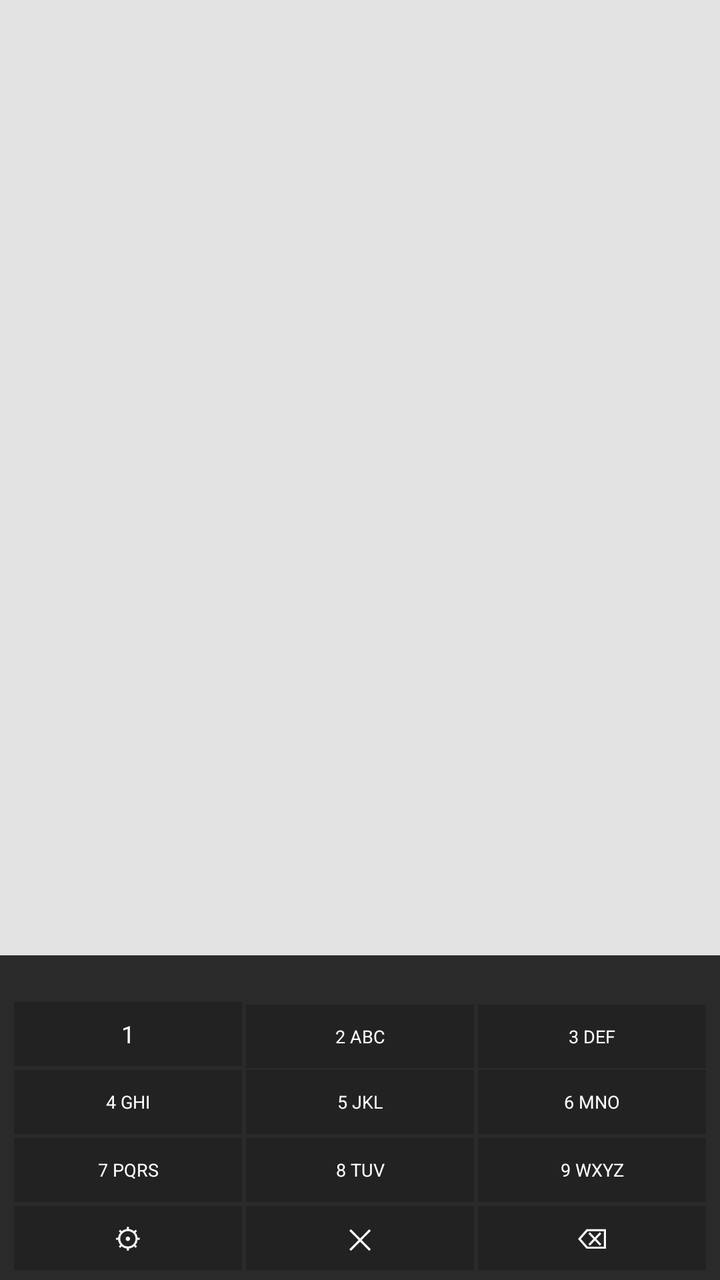
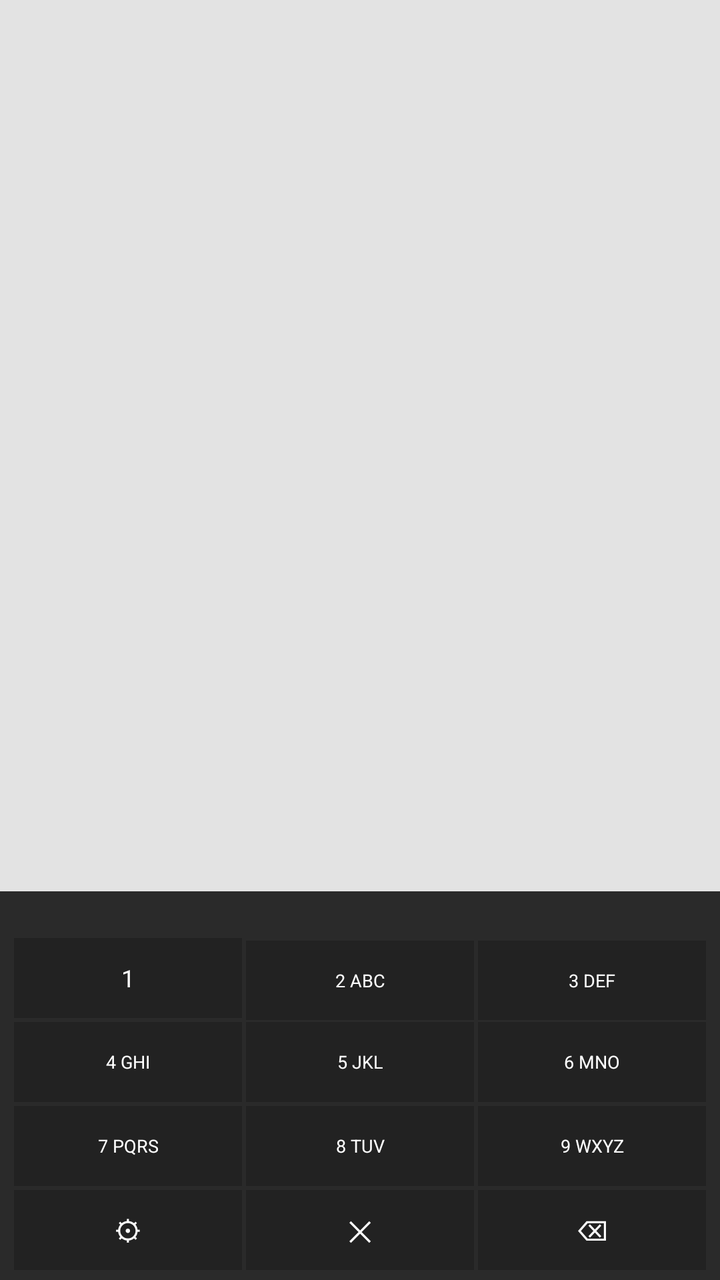

Screens rendered from an Android XML layout before and after an edit, with the pre-edit source and the edit as a unified diff.
<!-- AndroidManifest.xml: application theme android:Theme.Material.Light.NoActionBar -->
<!-- res/layout/widget_t9_4col.xml -->
<?xml version="1.0" encoding="utf-8"?>
<LinearLayout xmlns:android="http://schemas.android.com/apk/res/android"
    android:id="@+id/widget_root"
    android:layout_width="match_parent"
    android:layout_height="match_parent"
    android:orientation="vertical"
    android:background="#18000000">

    <LinearLayout
        android:layout_width="match_parent"
        android:layout_height="0dp"
        android:layout_weight="1"
        android:orientation="horizontal"
        android:gravity="center"
        android:paddingHorizontal="2dp"
        android:paddingVertical="4dp">

        <LinearLayout android:id="@+id/app_slot_0"
            android:layout_width="0dp" android:layout_height="match_parent"
            android:layout_weight="1" android:orientation="vertical"
            android:gravity="center" android:padding="2dp">
            <ImageView android:id="@+id/app_icon_0" android:layout_width="40dp" android:layout_height="40dp" android:scaleType="centerCrop" android:visibility="gone" />
            <TextView android:id="@+id/app_label_0" android:layout_width="wrap_content" android:layout_height="wrap_content" android:textColor="#FFF" android:textSize="9sp" android:maxLines="1" android:visibility="gone" />
        </LinearLayout>

        <LinearLayout android:id="@+id/app_slot_1"
            android:layout_width="0dp" android:layout_height="match_parent"
            android:layout_weight="1" android:orientation="vertical"
            android:gravity="center" android:padding="2dp">
            <ImageView android:id="@+id/app_icon_1" android:layout_width="40dp" android:layout_height="40dp" android:scaleType="centerCrop" android:visibility="gone" />
            <TextView android:id="@+id/app_label_1" android:layout_width="wrap_content" android:layout_height="wrap_content" android:textColor="#FFF" android:textSize="9sp" android:maxLines="1" android:visibility="gone" />
        </LinearLayout>

        <LinearLayout android:id="@+id/app_slot_2"
            android:layout_width="0dp" android:layout_height="match_parent"
            android:layout_weight="1" android:orientation="vertical"
            android:gravity="center" android:padding="2dp">
            <ImageView android:id="@+id/app_icon_2" android:layout_width="40dp" android:layout_height="40dp" android:scaleType="centerCrop" android:visibility="gone" />
            <TextView android:id="@+id/app_label_2" android:layout_width="wrap_content" android:layout_height="wrap_content" android:textColor="#FFF" android:textSize="9sp" android:maxLines="1" android:visibility="gone" />
        </LinearLayout>

        <LinearLayout android:id="@+id/app_slot_3"
            android:layout_width="0dp" android:layout_height="match_parent"
            android:layout_weight="1" android:orientation="vertical"
            android:gravity="center" android:padding="2dp">
            <ImageView android:id="@+id/app_icon_3" android:layout_width="40dp" android:layout_height="40dp" android:scaleType="centerCrop" android:visibility="gone" />
            <TextView android:id="@+id/app_label_3" android:layout_width="wrap_content" android:layout_height="wrap_content" android:textColor="#FFF" android:textSize="9sp" android:maxLines="1" android:visibility="gone" />
        </LinearLayout>

    </LinearLayout>

    <LinearLayout
        android:layout_width="match_parent"
        android:layout_height="wrap_content"
        android:orientation="vertical"
        android:background="#2A2A2A"
        android:paddingHorizontal="6dp"
        android:paddingVertical="4dp">

        <TextView android:id="@+id/widget_input_display" android:layout_width="match_parent" android:layout_height="wrap_content" android:text=" " android:textColor="#999" android:textSize="12sp" android:gravity="end" android:singleLine="true" android:layout_marginBottom="2dp" />
        <TextView android:id="@+id/widget_no_match" android:layout_width="match_parent" android:layout_height="wrap_content" android:text="" android:textColor="#666" android:textSize="11sp" android:gravity="center" android:singleLine="true" android:visibility="gone" android:layout_marginBottom="2dp" />

        <LinearLayout android:layout_width="match_parent" android:layout_height="wrap_content" android:orientation="vertical">
            <LinearLayout android:layout_width="match_parent" android:layout_height="wrap_content" android:orientation="horizontal">
                <TextView android:id="@+id/btn_1" android:layout_width="0dp" android:layout_height="32dp" android:layout_weight="1" android:layout_margin="1dp" android:text="1" android:textColor="#FFF" android:textSize="12sp" android:gravity="center" android:background="#222222" />
                <TextView android:id="@+id/btn_2" android:layout_width="0dp" android:layout_height="32dp" android:layout_weight="1" android:layout_margin="1dp" android:text="2 ABC" android:textColor="#FFF" android:textSize="9sp" android:gravity="center" android:background="#222222" />
                <TextView android:id="@+id/btn_3" android:layout_width="0dp" android:layout_height="32dp" android:layout_weight="1" android:layout_margin="1dp" android:text="3 DEF" android:textColor="#FFF" android:textSize="9sp" android:gravity="center" android:background="#222222" />
            </LinearLayout>
            <LinearLayout android:layout_width="match_parent" android:layout_height="wrap_content" android:orientation="horizontal">
                <TextView android:id="@+id/btn_4" android:layout_width="0dp" android:layout_height="32dp" android:layout_weight="1" android:layout_margin="1dp" android:text="4 GHI" android:textColor="#FFF" android:textSize="9sp" android:gravity="center" android:background="#222222" />
                <TextView android:id="@+id/btn_5" android:layout_width="0dp" android:layout_height="32dp" android:layout_weight="1" android:layout_margin="1dp" android:text="5 JKL" android:textColor="#FFF" android:textSize="9sp" android:gravity="center" android:background="#222222" />
                <TextView android:id="@+id/btn_6" android:layout_width="0dp" android:layout_height="32dp" android:layout_weight="1" android:layout_margin="1dp" android:text="6 MNO" android:textColor="#FFF" android:textSize="9sp" android:gravity="center" android:background="#222222" />
            </LinearLayout>
            <LinearLayout android:layout_width="match_parent" android:layout_height="wrap_content" android:orientation="horizontal">
                <TextView android:id="@+id/btn_7" android:layout_width="0dp" android:layout_height="32dp" android:layout_weight="1" android:layout_margin="1dp" android:text="7 PQRS" android:textColor="#FFF" android:textSize="9sp" android:gravity="center" android:background="#222222" />
                <TextView android:id="@+id/btn_8" android:layout_width="0dp" android:layout_height="32dp" android:layout_weight="1" android:layout_margin="1dp" android:text="8 TUV" android:textColor="#FFF" android:textSize="9sp" android:gravity="center" android:background="#222222" />
                <TextView android:id="@+id/btn_9" android:layout_width="0dp" android:layout_height="32dp" android:layout_weight="1" android:layout_margin="1dp" android:text="9 WXYZ" android:textColor="#FFF" android:textSize="9sp" android:gravity="center" android:background="#222222" />
            </LinearLayout>
            <LinearLayout android:layout_width="match_parent" android:layout_height="wrap_content" android:orientation="horizontal">
                <TextView android:id="@+id/btn_settings" android:layout_width="0dp" android:layout_height="32dp" android:layout_weight="1" android:layout_margin="1dp" android:text="⚙" android:textColor="#FFF" android:textSize="14sp" android:gravity="center" android:background="#222222" />
                <TextView android:id="@+id/btn_clr" android:layout_width="0dp" android:layout_height="32dp" android:layout_weight="1" android:layout_margin="1dp" android:text="✕" android:textColor="#FFF" android:textSize="14sp" android:gravity="center" android:background="#222222" />
                <TextView android:id="@+id/btn_del" android:layout_width="0dp" android:layout_height="32dp" android:layout_weight="1" android:layout_margin="1dp" android:text="⌫" android:textColor="#FFF" android:textSize="14sp" android:gravity="center" android:background="#222222" />
            </LinearLayout>
        </LinearLayout>

    </LinearLayout>

</LinearLayout>
<!-- resources referenced by this layout -->
<resources>

</resources>

<!-- the commit's change to res/layout/widget_t9_4col.xml (unified diff, before → after) -->
@@ -62,24 +62,24 @@
 
         <LinearLayout android:layout_width="match_parent" android:layout_height="wrap_content" android:orientation="vertical">
             <LinearLayout android:layout_width="match_parent" android:layout_height="wrap_content" android:orientation="horizontal">
-                <TextView android:id="@+id/btn_1" android:layout_width="0dp" android:layout_height="32dp" android:layout_weight="1" android:layout_margin="1dp" android:text="1" android:textColor="#FFF" android:textSize="12sp" android:gravity="center" android:background="#222222" />
-                <TextView android:id="@+id/btn_2" android:layout_width="0dp" android:layout_height="32dp" android:layout_weight="1" android:layout_margin="1dp" android:text="2 ABC" android:textColor="#FFF" android:textSize="9sp" android:gravity="center" android:background="#222222" />
-                <TextView android:id="@+id/btn_3" android:layout_width="0dp" android:layout_height="32dp" android:layout_weight="1" android:layout_margin="1dp" android:text="3 DEF" android:textColor="#FFF" android:textSize="9sp" android:gravity="center" android:background="#222222" />
+                <TextView android:id="@+id/btn_1" android:layout_width="0dp" android:layout_height="40dp" android:layout_weight="1" android:layout_margin="1dp" android:text="1" android:textColor="#FFF" android:textSize="12sp" android:gravity="center" android:background="#222222" />
+                <TextView android:id="@+id/btn_2" android:layout_width="0dp" android:layout_height="40dp" android:layout_weight="1" android:layout_margin="1dp" android:text="2 ABC" android:textColor="#FFF" android:textSize="9sp" android:gravity="center" android:background="#222222" />
+                <TextView android:id="@+id/btn_3" android:layout_width="0dp" android:layout_height="40dp" android:layout_weight="1" android:layout_margin="1dp" android:text="3 DEF" android:textColor="#FFF" android:textSize="9sp" android:gravity="center" android:background="#222222" />
             </LinearLayout>
             <LinearLayout android:layout_width="match_parent" android:layout_height="wrap_content" android:orientation="horizontal">
-                <TextView android:id="@+id/btn_4" android:layout_width="0dp" android:layout_height="32dp" android:layout_weight="1" android:layout_margin="1dp" android:text="4 GHI" android:textColor="#FFF" android:textSize="9sp" android:gravity="center" android:background="#222222" />
-                <TextView android:id="@+id/btn_5" android:layout_width="0dp" android:layout_height="32dp" android:layout_weight="1" android:layout_margin="1dp" android:text="5 JKL" android:textColor="#FFF" android:textSize="9sp" android:gravity="center" android:background="#222222" />
-                <TextView android:id="@+id/btn_6" android:layout_width="0dp" android:layout_height="32dp" android:layout_weight="1" android:layout_margin="1dp" android:text="6 MNO" android:textColor="#FFF" android:textSize="9sp" android:gravity="center" android:background="#222222" />
+                <TextView android:id="@+id/btn_4" android:layout_width="0dp" android:layout_height="40dp" android:layout_weight="1" android:layout_margin="1dp" android:text="4 GHI" android:textColor="#FFF" android:textSize="9sp" android:gravity="center" android:background="#222222" />
+                <TextView android:id="@+id/btn_5" android:layout_width="0dp" android:layout_height="40dp" android:layout_weight="1" android:layout_margin="1dp" android:text="5 JKL" android:textColor="#FFF" android:textSize="9sp" android:gravity="center" android:background="#222222" />
+                <TextView android:id="@+id/btn_6" android:layout_width="0dp" android:layout_height="40dp" android:layout_weight="1" android:layout_margin="1dp" android:text="6 MNO" android:textColor="#FFF" android:textSize="9sp" android:gravity="center" android:background="#222222" />
             </LinearLayout>
             <LinearLayout android:layout_width="match_parent" android:layout_height="wrap_content" android:orientation="horizontal">
-                <TextView android:id="@+id/btn_7" android:layout_width="0dp" android:layout_height="32dp" android:layout_weight="1" android:layout_margin="1dp" android:text="7 PQRS" android:textColor="#FFF" android:textSize="9sp" android:gravity="center" android:background="#222222" />
-                <TextView android:id="@+id/btn_8" android:layout_width="0dp" android:layout_height="32dp" android:layout_weight="1" android:layout_margin="1dp" android:text="8 TUV" android:textColor="#FFF" android:textSize="9sp" android:gravity="center" android:background="#222222" />
-                <TextView android:id="@+id/btn_9" android:layout_width="0dp" android:layout_height="32dp" android:layout_weight="1" android:layout_margin="1dp" android:text="9 WXYZ" android:textColor="#FFF" android:textSize="9sp" android:gravity="center" android:background="#222222" />
+                <TextView android:id="@+id/btn_7" android:layout_width="0dp" android:layout_height="40dp" android:layout_weight="1" android:layout_margin="1dp" android:text="7 PQRS" android:textColor="#FFF" android:textSize="9sp" android:gravity="center" android:background="#222222" />
+                <TextView android:id="@+id/btn_8" android:layout_width="0dp" android:layout_height="40dp" android:layout_weight="1" android:layout_margin="1dp" android:text="8 TUV" android:textColor="#FFF" android:textSize="9sp" android:gravity="center" android:background="#222222" />
+                <TextView android:id="@+id/btn_9" android:layout_width="0dp" android:layout_height="40dp" android:layout_weight="1" android:layout_margin="1dp" android:text="9 WXYZ" android:textColor="#FFF" android:textSize="9sp" android:gravity="center" android:background="#222222" />
             </LinearLayout>
             <LinearLayout android:layout_width="match_parent" android:layout_height="wrap_content" android:orientation="horizontal">
-                <TextView android:id="@+id/btn_settings" android:layout_width="0dp" android:layout_height="32dp" android:layout_weight="1" android:layout_margin="1dp" android:text="⚙" android:textColor="#FFF" android:textSize="14sp" android:gravity="center" android:background="#222222" />
-                <TextView android:id="@+id/btn_clr" android:layout_width="0dp" android:layout_height="32dp" android:layout_weight="1" android:layout_margin="1dp" android:text="✕" android:textColor="#FFF" android:textSize="14sp" android:gravity="center" android:background="#222222" />
-                <TextView android:id="@+id/btn_del" android:layout_width="0dp" android:layout_height="32dp" android:layout_weight="1" android:layout_margin="1dp" android:text="⌫" android:textColor="#FFF" android:textSize="14sp" android:gravity="center" android:background="#222222" />
+                <TextView android:id="@+id/btn_settings" android:layout_width="0dp" android:layout_height="40dp" android:layout_weight="1" android:layout_margin="1dp" android:text="⚙" android:textColor="#FFF" android:textSize="14sp" android:gravity="center" android:background="#222222" />
+                <TextView android:id="@+id/btn_clr" android:layout_width="0dp" android:layout_height="40dp" android:layout_weight="1" android:layout_margin="1dp" android:text="✕" android:textColor="#FFF" android:textSize="14sp" android:gravity="center" android:background="#222222" />
+                <TextView android:id="@+id/btn_del" android:layout_width="0dp" android:layout_height="40dp" android:layout_weight="1" android:layout_margin="1dp" android:text="⌫" android:textColor="#FFF" android:textSize="14sp" android:gravity="center" android:background="#222222" />
             </LinearLayout>
         </LinearLayout>
 
